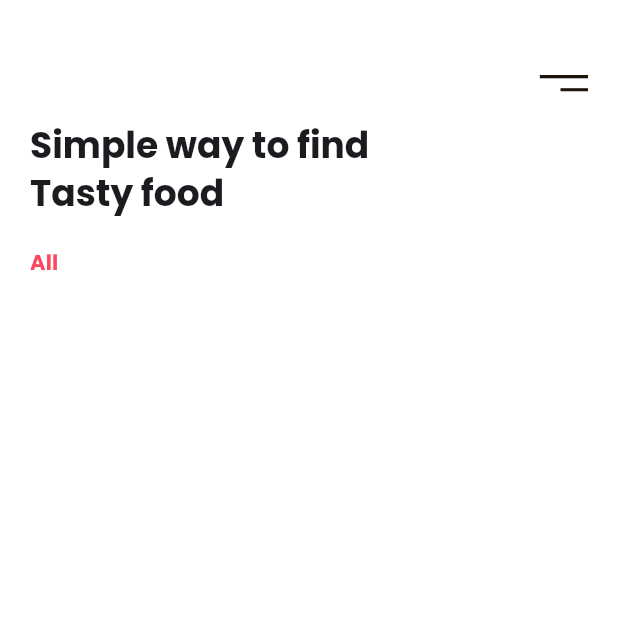
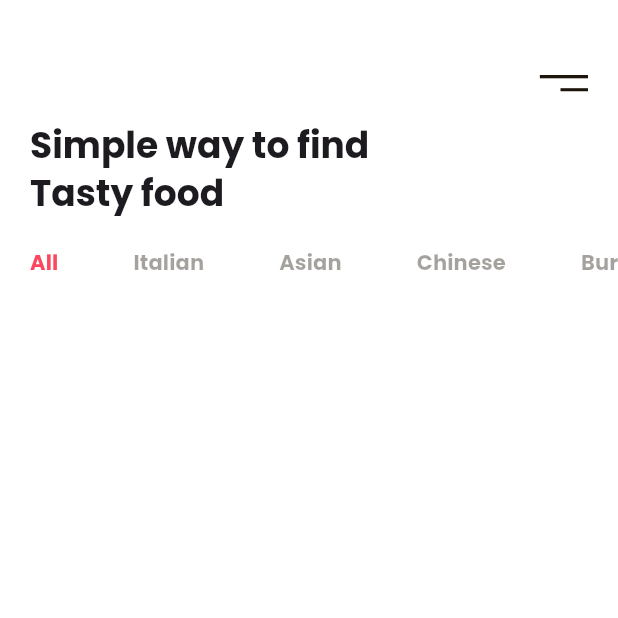
Before and after one commit to ten66/tfw_food_delivery_app, a Flutter app: the screen it shows after launch, on a phone screen of 412 x 824 dp, the top half of it. Run offline on Flutter 3.47's test engine with Material 2 defaults, Android fonts, the phone set to English and light mode, and no system bars; our stand-ins replace flutter_svg.

Commit message:
add: :art: #2 CategoryTitleを複数追加、水平方向にスクロール可能にする

```diff
--- a/lib/main.dart
+++ b/lib/main.dart
@@ -56,10 +56,17 @@ class HomeScreen extends StatelessWidget {
               style: Theme.of(context).textTheme.headlineSmall,
             ),
           ),
-          Row(
-            children: [
-              CategoryTitle(title: 'All', active: true),
-            ],
+          const SingleChildScrollView(
+            scrollDirection: Axis.horizontal,
+            child: Row(
+              children: [
+                CategoryTitle(title: 'All', active: true),
+                CategoryTitle(title: 'Italian'),
+                CategoryTitle(title: 'Asian'),
+                CategoryTitle(title: 'Chinese'),
+                CategoryTitle(title: 'Burgers'),
+              ],
+            ),
           ),
         ],
       ),
@@ -80,7 +87,10 @@ class CategoryTitle extends StatelessWidget {
   @override
   Widget build(BuildContext context) {
     return Padding(
-      padding: const EdgeInsets.only(left: 20),
+      padding: const EdgeInsets.only(
+        left: 20,
+        right: 30,
+      ),
       child: Text(
         title,
         style: Theme.of(context).textTheme.labelLarge?.copyWith(
```
